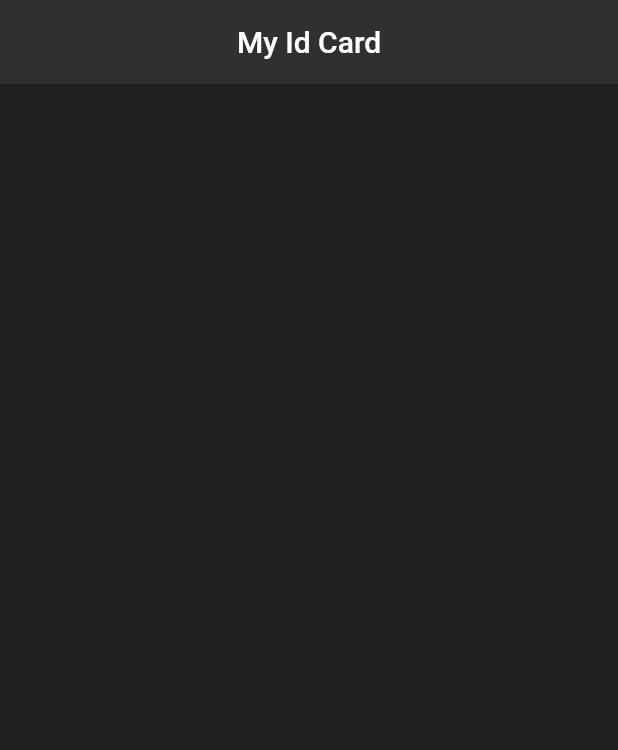
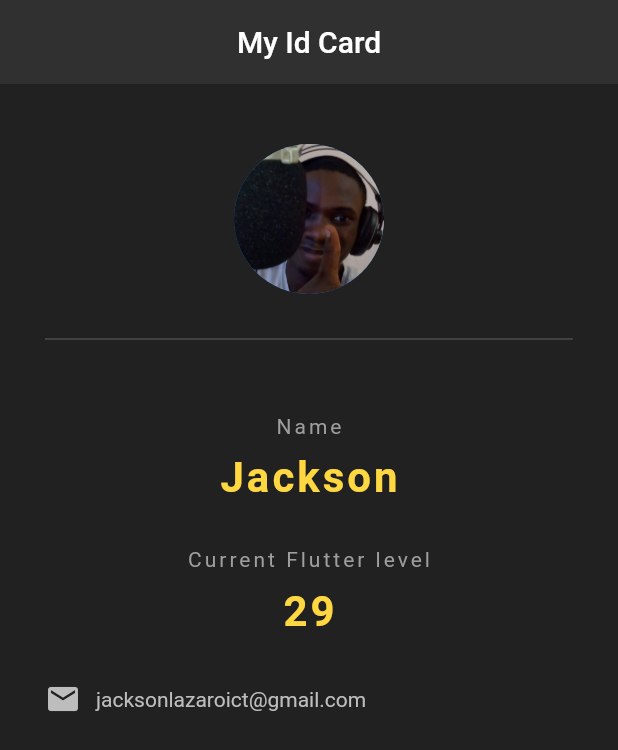
Before and after one commit to Jackson112/id_project, a Flutter app: the screen it shows after launch, on a phone screen of 412 x 824 dp. Shown: the top 750 px of the screen. Run offline on Flutter 3.47's test engine with Material 2 defaults, Android fonts, the phone set to English and light mode, and no system bars.

Commit message:
The completion of Id project
Id project is a test project during mz learnings on flutter.it is an awesome waz to understand on how to structure a profile UI ina mobile app.

```diff
--- a/lib/main.dart
+++ b/lib/main.dart
@@ -17,6 +17,75 @@ class IdCard extends StatelessWidget {
            backgroundColor: Colors.grey[850],
            elevation: 0.0,
          ),
+      body: Padding(
+          padding: EdgeInsets.fromLTRB(30.0, 40.0, 30.0, 0.0),
+          child: Column(
+
+            children: [
+              CircleAvatar(
+                backgroundImage: AssetImage('assets/profile.jpg'),
+                radius: 50.0,
+              ),
+              Divider(
+                height: 60.0,
+                color: Colors.grey[700],
+              ),
+              SizedBox(height: 20.0),
+              Text('Name',
+              style: TextStyle(
+                color: Colors.grey,
+                letterSpacing: 2.0,
+              ),
+              ),
+            SizedBox(height: 10.0),
+              Text('Jackson',
+                style: TextStyle(
+                  color: Colors.amberAccent,
+                  letterSpacing: 2.0,
+                  fontSize: 28.0,
+                  fontWeight: FontWeight.bold,
+                ),
+              ),
+              SizedBox(height: 30.0),
+              Text('Current Flutter level',
+                style: TextStyle(
+                  color: Colors.grey,
+                  letterSpacing: 2.0,
+                ),
+              ),
+              SizedBox(height: 10.0),
+              Text('29',
+                style: TextStyle(
+                  color: Colors.amberAccent,
+                  letterSpacing: 2.0,
+                  fontSize: 28.0,
+                  fontWeight: FontWeight.bold,
+                ),
+              ),
+
+              SizedBox(height: 30.0),
+              Row(
+                children: [
+                  Icon(
+                    Icons.email,
+                    color: Colors.grey[400],
+                  ),
+                  SizedBox(width: 10.0 ),
+                  Text('jacksonlazaroict@gmail.com',
+                    style: TextStyle(
+                      color: Colors.grey[400],
+                    ),
+                  ),
+                ],
+              )
+
+
+
+
+            ],
+
+          ),
+      ),
     );
   }
 }
--- a/pubspec.yaml
+++ b/pubspec.yaml
@@ -45,9 +45,9 @@ flutter:
   uses-material-design: true
 
   # To add assets to your application, add an assets section, like this:
-  # assets:
-  #   - images/a_dot_burr.jpeg
-  #   - images/a_dot_ham.jpeg
+  assets:
+    - assets/profile.jpg
+
 
   # An image asset can refer to one or more resolution-specific "variants", see
   # https://flutter.dev/assets-and-images/#resolution-aware.
```
Also changed, not shown: assets/profile.jpg (added).
